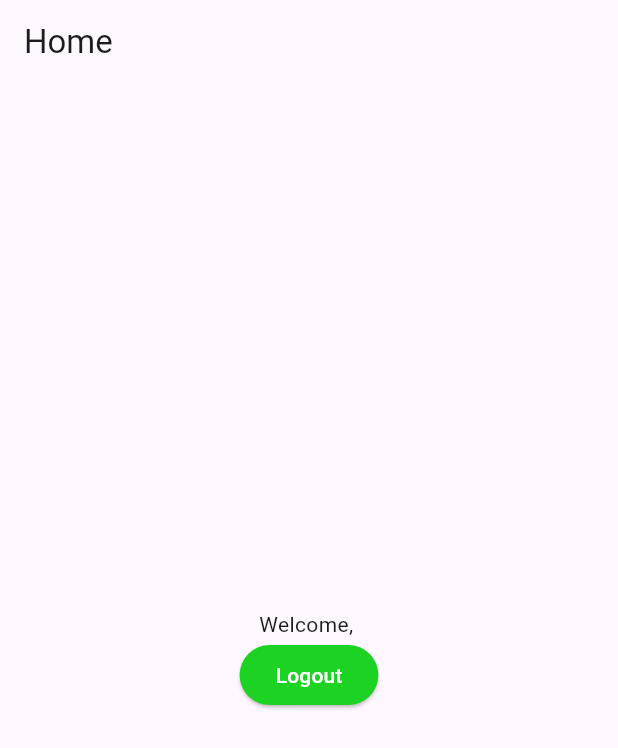
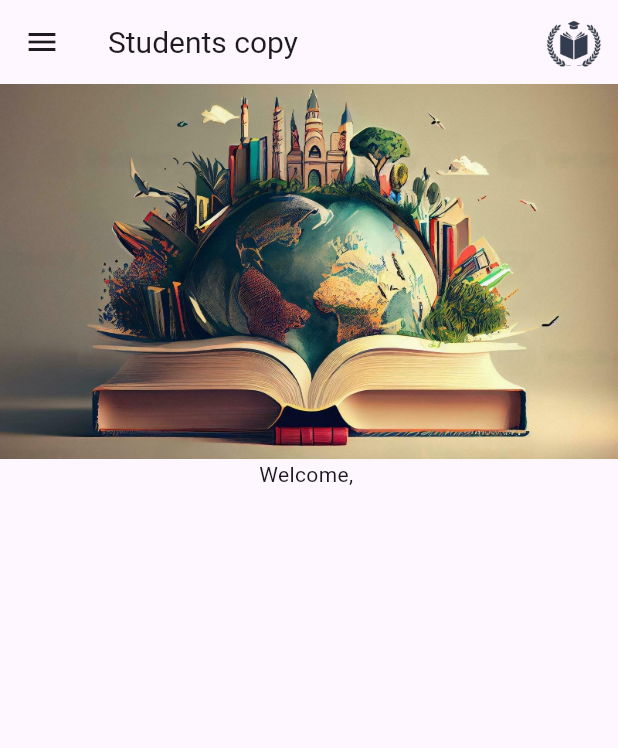
Before and after one commit to URATBI/Book_eshop, a Flutter app: the Home screen opened directly, on a phone screen of 412 x 824 dp. Shown: the top 748 px of the screen. Run offline on Flutter 3.47's test engine with Material 3 defaults, Android fonts, the phone set to English and light mode, and no system bars; our stand-ins replace cloud_firestore, firebase_auth, firebase_core, firebase_storage, image_picker; accounts and stored records are empty; network calls fail.

Commit message:
profiles

```diff
--- a/lib/pages/Home.dart
+++ b/lib/pages/Home.dart
@@ -1,6 +1,9 @@
+import 'package:cloud_firestore/cloud_firestore.dart';
 import 'package:firebase_auth/firebase_auth.dart';
 import 'package:flutter/material.dart';
 import 'package:studentscopy/Auth_pages/login.dart';
+
+import './myprofile.dart';
 
 class Home extends StatefulWidget {
   @override
@@ -9,8 +12,10 @@ class Home extends StatefulWidget {
 
 class _HomeState extends State<Home> {
   FirebaseAuth _auth = FirebaseAuth.instance;
+  final GlobalKey<ScaffoldState> _scaffoldKey = GlobalKey<ScaffoldState>();
 
   late User? _user;
+  var userData;
 
   Future<void> checkUser() async {
     _auth.authStateChanges().listen((User? user) {
@@ -22,9 +27,39 @@ class _HomeState extends State<Home> {
 
   @override
   void initState() {
-    // TODO: implement initState
+    super.initState();
     checkUser();
-    super.initState();
+    _initFunction();
+  }
+
+  Future<void> _initFunction() async {
+    await _getDataForUser();
+  }
+
+  Future<void> _getDataForUser() async {
+    try {
+      User? users = _auth.currentUser;
+      if (users != null) {
+        DocumentSnapshot userSnapshot = await FirebaseFirestore.instance
+            .collection('user_profiles')
+            .doc(users!.uid)
+            .get();
+
+        if (userSnapshot.exists) {
+          setState(() {
+            userData = userSnapshot.data();
+          });
+
+          print('User data: $userData');
+        } else {
+          print('No such document!');
+        }
+      } else {
+        print('User is not signed in!');
+      }
+    } catch (e) {
+      print('Error: $e');
+    }
   }
 
   Future<void> _logout(BuildContext context) async {
@@ -44,26 +79,81 @@ class _HomeState extends State<Home> {
   Widget build(BuildContext context) {
     return Scaffold(
       appBar: AppBar(
-        title: Text('Home'),
+        title: Text(
+          'Students copy',
+          style: TextStyle(fontSize: 20.0),
+        ),
+        actions: [
+          Container(
+            width: 40,
+            height: 40,
+            child: Image(
+              image: AssetImage('assets/logo3.png'),
+              fit: BoxFit.cover,
+            ),
+          ),
+          SizedBox(
+            width: 10.0,
+          ),
+        ],
+      ),
+      drawer: Drawer(
+        child: ListView(
+          padding: EdgeInsets.zero,
+          children: <Widget>[
+            DrawerHeader(
+              decoration: BoxDecoration(
+                color: const Color.fromARGB(255, 28, 210, 34),
+              ),
+              child: Text(
+                userData != null ? userData['name'] ?? '' : '',
+                style: TextStyle(
+                  color: Colors.white,
+                  fontSize: 10,
+                ),
+              ),
+            ),
+            ListTile(
+              title: Text("My Profile"),
+              onTap: () {
+                Navigator.pushReplacement(
+                  context,
+                  MaterialPageRoute(
+                      builder: (context) => myprofile(userData: userData)),
+                );
+              },
+            ),
+            ListTile(
+              title: Text(userData != null ? userData['rollNumber'] ?? '' : ''),
+              onTap: () {},
+            ),
+            ListTile(
+              title: Text(userData != null ? userData['department'] ?? '' : ''),
+              onTap: () {},
+            ),
+            ListTile(
+              title: Text("Logout"),
+              onTap: () {
+                _logout(context);
+              },
+            ),
+          ],
+        ),
       ),
       body: Center(
         child: Column(
-          mainAxisAlignment: MainAxisAlignment.center,
           children: [
-            Text('Welcome, ${_user!.email}'),
-            ElevatedButton(
-              style: ButtonStyle(
-                backgroundColor: MaterialStateProperty.all<Color>(
-                    const Color.fromARGB(255, 28, 210, 34)),
-              ),
-              onPressed: () {
-                _logout(context);
-              },
-              child: const Text(
-                'Logout',
-                style: TextStyle(color: Color.fromARGB(255, 255, 255, 255)),
+            Center(
+              child: Container(
+                width: double.infinity,
+                height: 250,
+                child: Image(
+                  image: AssetImage('assets/bookimage.jpeg'),
+                  fit: BoxFit.cover,
+                ),
               ),
             ),
+            Text('Welcome, ${_user!.email}'),
           ],
         ),
       ),
--- a/pubspec.yaml
+++ b/pubspec.yaml
@@ -38,6 +38,8 @@ dependencies:
   firebase_core: ^2.24.2
   firebase_auth: ^4.16.0
   cloud_firestore: ^4.15.5
+  firebase_storage: ^11.6.7
+  image_picker: ^1.0.7
 
 dev_dependencies:
   flutter_test:
@@ -64,6 +66,9 @@ flutter:
   # To add assets to your application, add an assets section, like this:
   assets:
     - assets/logo.png
+    - assets/logo3.png
+    - assets/forgetpass.png
+    - assets/bookimage.jpeg
 
   # An image asset can refer to one or more resolution-specific "variants", see
   # https://flutter.dev/assets-and-images/#resolution-aware
```
Also changed, not shown: lib/Auth_pages/login.dart (+17 -5 lines), lib/pages/myprofile.dart (added, +175 -0 lines), lib/reset_pass/resetpassword.dart (added, +166 -0 lines), lib/reset_pass/success.dart (added, +54 -0 lines), assets/bookimage.jpeg (added), assets/forgetpass.png (added), assets/logo3.png (added), pubspec.lock, 5 other files.
